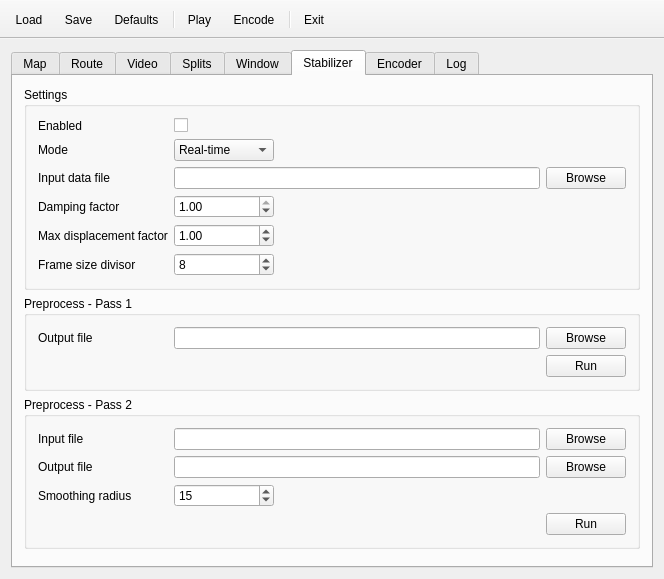
Before: the Qt Designer form src/MainWindow.ui in mikoro/orientview, drawn with Qt 5.
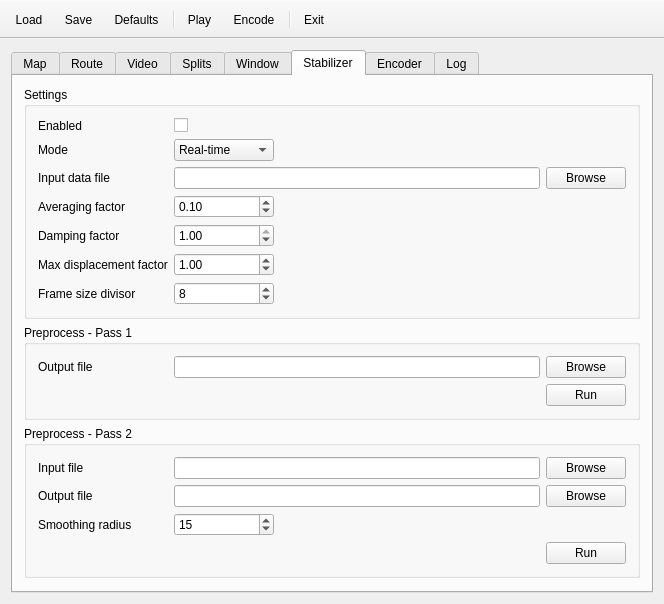
After: the same form once the commit is applied. The open tabs and pages were chosen to show the change. Icons and pictures are not drawn.

Diff of the .ui file:
```diff
--- a/src/MainWindow.ui
+++ b/src/MainWindow.ui
@@ -7,7 +7,7 @@
     <x>0</x>
     <y>0</y>
     <width>664</width>
-    <height>559</height>
+    <height>585</height>
    </rect>
   </property>
   <property name="sizePolicy">
@@ -43,7 +43,7 @@
        <enum>QTabWidget::North</enum>
       </property>
       <property name="currentIndex">
-       <number>0</number>
+       <number>6</number>
       </property>
       <property name="movable">
        <bool>false</bool>
@@ -1759,7 +1759,64 @@
            <string>Settings</string>
           </property>
           <layout class="QGridLayout" name="gridLayout_5">
-           <item row="5" column="1">
+           <item row="0" column="1">
+            <widget class="QCheckBox" name="checkBoxVideoStabilizerEnabled">
+             <property name="sizePolicy">
+              <sizepolicy hsizetype="MinimumExpanding" vsizetype="Fixed">
+               <horstretch>0</horstretch>
+               <verstretch>0</verstretch>
+              </sizepolicy>
+             </property>
+             <property name="maximumSize">
+              <size>
+               <width>100</width>
+               <height>16777215</height>
+              </size>
+             </property>
+             <property name="toolTip">
+              <string>Whether to enable video stabilization</string>
+             </property>
+             <property name="text">
+              <string/>
+             </property>
+             <property name="checked">
+              <bool>false</bool>
+             </property>
+            </widget>
+           </item>
+           <item row="3" column="2">
+            <widget class="QPushButton" name="pushButtonVideoStabilizerBrowseInputDataFile">
+             <property name="text">
+              <string>Browse</string>
+             </property>
+            </widget>
+           </item>
+           <item row="9" column="0">
+            <widget class="QLabel" name="label_34">
+             <property name="sizePolicy">
+              <sizepolicy hsizetype="MinimumExpanding" vsizetype="Preferred">
+               <horstretch>0</horstretch>
+               <verstretch>0</verstretch>
+              </sizepolicy>
+             </property>
+             <property name="minimumSize">
+              <size>
+               <width>0</width>
+               <height>0</height>
+              </size>
+             </property>
+             <property name="maximumSize">
+              <size>
+               <width>130</width>
+               <height>16777215</height>
+              </size>
+             </property>
+             <property name="text">
+              <string>Max displacement factor</string>
+             </property>
+            </widget>
+           </item>
+           <item row="8" column="1">
             <widget class="QDoubleSpinBox" name="doubleSpinBoxVideoStabilizerDampingFactor">
              <property name="sizePolicy">
               <sizepolicy hsizetype="MinimumExpanding" vsizetype="Fixed">
@@ -1790,13 +1847,6 @@
              </property>
             </widget>
            </item>
-           <item row="3" column="2">
-            <widget class="QPushButton" name="pushButtonVideoStabilizerBrowseInputDataFile">
-             <property name="text">
-              <string>Browse</string>
-             </property>
-            </widget>
-           </item>
            <item row="3" column="0">
             <widget class="QLabel" name="label_37">
              <property name="sizePolicy">
@@ -1822,31 +1872,6 @@
              </property>
             </widget>
            </item>
-           <item row="0" column="0">
-            <widget class="QLabel" name="label_11">
-             <property name="sizePolicy">
-              <sizepolicy hsizetype="MinimumExpanding" vsizetype="Preferred">
-               <horstretch>0</horstretch>
-               <verstretch>0</verstretch>
-              </sizepolicy>
-             </property>
-             <property name="minimumSize">
-              <size>
-               <width>0</width>
-               <height>0</height>
-              </size>
-             </property>
-             <property name="maximumSize">
-              <size>
-               <width>130</width>
-               <height>16777215</height>
-              </size>
-             </property>
-             <property name="text">
-              <string>Enabled</string>
-             </property>
-            </widget>
-           </item>
            <item row="1" column="1">
             <widget class="QComboBox" name="comboBoxVideoStabilizerMode">
              <property name="sizePolicy">
@@ -1876,31 +1901,6 @@
              </item>
             </widget>
            </item>
-           <item row="0" column="1">
-            <widget class="QCheckBox" name="checkBoxVideoStabilizerEnabled">
-             <property name="sizePolicy">
-              <sizepolicy hsizetype="MinimumExpanding" vsizetype="Fixed">
-               <horstretch>0</horstretch>
-               <verstretch>0</verstretch>
-              </sizepolicy>
-             </property>
-             <property name="maximumSize">
-              <size>
-               <width>100</width>
-               <height>16777215</height>
-              </size>
-             </property>
-             <property name="toolTip">
-              <string>Whether to enable video stabilization</string>
-             </property>
-             <property name="text">
-              <string/>
-             </property>
-             <property name="checked">
-              <bool>false</bool>
-             </property>
-            </widget>
-           </item>
            <item row="3" column="1">
             <widget class="QLineEdit" name="lineEditVideoStabilizerInputDataFile">
              <property name="toolTip">
@@ -1908,113 +1908,7 @@
              </property>
             </widget>
            </item>
-           <item row="5" column="0">
-            <widget class="QLabel" name="label_25">
-             <property name="sizePolicy">
-              <sizepolicy hsizetype="MinimumExpanding" vsizetype="Preferred">
-               <horstretch>0</horstretch>
-               <verstretch>0</verstretch>
-              </sizepolicy>
-             </property>
-             <property name="minimumSize">
-              <size>
-               <width>0</width>
-               <height>0</height>
-              </size>
-             </property>
-             <property name="maximumSize">
-              <size>
-               <width>130</width>
-               <height>16777215</height>
-              </size>
-             </property>
-             <property name="text">
-              <string>Damping factor</string>
-             </property>
-            </widget>
-           </item>
-           <item row="1" column="0">
-            <widget class="QLabel" name="label_39">
-             <property name="sizePolicy">
-              <sizepolicy hsizetype="MinimumExpanding" vsizetype="Preferred">
-               <horstretch>0</horstretch>
-               <verstretch>0</verstretch>
-              </sizepolicy>
-             </property>
-             <property name="minimumSize">
-              <size>
-               <width>0</width>
-               <height>0</height>
-              </size>
-             </property>
-             <property name="maximumSize">
-              <size>
-               <width>130</width>
-               <height>16777215</height>
-              </size>
-             </property>
-             <property name="text">
-              <string>Mode</string>
-             </property>
-            </widget>
-           </item>
-           <item row="6" column="0">
-            <widget class="QLabel" name="label_34">
-             <property name="sizePolicy">
-              <sizepolicy hsizetype="MinimumExpanding" vsizetype="Preferred">
-               <horstretch>0</horstretch>
-               <verstretch>0</verstretch>
-              </sizepolicy>
-             </property>
-             <property name="minimumSize">
-              <size>
-               <width>0</width>
-               <height>0</height>
-              </size>
-             </property>
-             <property name="maximumSize">
-              <size>
-               <width>130</width>
-               <height>16777215</height>
-              </size>
-             </property>
-             <property name="text">
-              <string>Max displacement factor</string>
-             </property>
-            </widget>
-           </item>
-           <item row="6" column="1">
-            <widget class="QDoubleSpinBox" name="doubleSpinBoxVideoStabilizerMaxDisplacementFactor">
-             <property name="sizePolicy">
-              <sizepolicy hsizetype="MinimumExpanding" vsizetype="Fixed">
-               <horstretch>0</horstretch>
-               <verstretch>0</verstretch>
-              </sizepolicy>
-             </property>
-             <property name="maximumSize">
-              <size>
-               <width>100</width>
-               <height>16777215</height>
-              </size>
-             </property>
-             <property name="toolTip">
-              <string>Decrease to hard limit the maximum frame displacement</string>
-             </property>
-             <property name="decimals">
-              <number>2</number>
-             </property>
-             <property name="maximum">
-              <double>99999.000000000000000</double>
-             </property>
-             <property name="singleStep">
-              <double>0.100000000000000</double>
-             </property>
-             <property name="value">
-              <double>1.000000000000000</double>
-             </property>
-            </widget>
-           </item>
-           <item row="7" column="1">
+           <item row="10" column="1">
             <widget class="QSpinBox" name="spinBoxVideoStabilizerFrameSizeDivisor">
              <property name="sizePolicy">
               <sizepolicy hsizetype="MinimumExpanding" vsizetype="Fixed">
@@ -2042,7 +1936,113 @@
              </property>
             </widget>
            </item>
-           <item row="7" column="0">
+           <item row="0" column="0">
+            <widget class="QLabel" name="label_11">
+             <property name="sizePolicy">
+              <sizepolicy hsizetype="MinimumExpanding" vsizetype="Preferred">
+               <horstretch>0</horstretch>
+               <verstretch>0</verstretch>
+              </sizepolicy>
+             </property>
+             <property name="minimumSize">
+              <size>
+               <width>0</width>
+               <height>0</height>
+              </size>
+             </property>
+             <property name="maximumSize">
+              <size>
+               <width>130</width>
+               <height>16777215</height>
+              </size>
+             </property>
+             <property name="text">
+              <string>Enabled</string>
+             </property>
+            </widget>
+           </item>
+           <item row="9" column="1">
+            <widget class="QDoubleSpinBox" name="doubleSpinBoxVideoStabilizerMaxDisplacementFactor">
+             <property name="sizePolicy">
+              <sizepolicy hsizetype="MinimumExpanding" vsizetype="Fixed">
+               <horstretch>0</horstretch>
+               <verstretch>0</verstretch>
+              </sizepolicy>
+             </property>
+             <property name="maximumSize">
+              <size>
+               <width>100</width>
+               <height>16777215</height>
+              </size>
+             </property>
+             <property name="toolTip">
+              <string>Decrease to hard limit the maximum frame displacement</string>
+             </property>
+             <property name="decimals">
+              <number>2</number>
+             </property>
+             <property name="maximum">
+              <double>99999.000000000000000</double>
+             </property>
+             <property name="singleStep">
+              <double>0.100000000000000</double>
+             </property>
+             <property name="value">
+              <double>1.000000000000000</double>
+             </property>
+            </widget>
+           </item>
+           <item row="1" column="0">
+            <widget class="QLabel" name="label_39">
+             <property name="sizePolicy">
+              <sizepolicy hsizetype="MinimumExpanding" vsizetype="Preferred">
+               <horstretch>0</horstretch>
+               <verstretch>0</verstretch>
+              </sizepolicy>
+             </property>
+             <property name="minimumSize">
+              <size>
+               <width>0</width>
+               <height>0</height>
+              </size>
+             </property>
+             <property name="maximumSize">
+              <size>
+               <width>130</width>
+               <height>16777215</height>
+              </size>
+             </property>
+             <property name="text">
+              <string>Mode</string>
+             </property>
+            </widget>
+           </item>
+           <item row="8" column="0">
+            <widget class="QLabel" name="label_25">
+             <property name="sizePolicy">
+              <sizepolicy hsizetype="MinimumExpanding" vsizetype="Preferred">
+               <horstretch>0</horstretch>
+               <verstretch>0</verstretch>
+              </sizepolicy>
+             </property>
+             <property name="minimumSize">
+              <size>
+               <width>0</width>
+               <height>0</height>
+              </size>
+             </property>
+             <property name="maximumSize">
+              <size>
+               <width>130</width>
+               <height>16777215</height>
+              </size>
+             </property>
+             <property name="text">
+              <string>Damping factor</string>
+             </property>
+            </widget>
+           </item>
+           <item row="10" column="0">
             <widget class="QLabel" name="label_14">
              <property name="sizePolicy">
               <sizepolicy hsizetype="MinimumExpanding" vsizetype="Preferred">
@@ -2067,6 +2067,62 @@
              </property>
             </widget>
            </item>
+           <item row="7" column="1">
+            <widget class="QDoubleSpinBox" name="doubleSpinBoxVideoStabilizerAveragingFactor">
+             <property name="sizePolicy">
+              <sizepolicy hsizetype="MinimumExpanding" vsizetype="Fixed">
+               <horstretch>0</horstretch>
+               <verstretch>0</verstretch>
+              </sizepolicy>
+             </property>
+             <property name="maximumSize">
+              <size>
+               <width>100</width>
+               <height>16777215</height>
+              </size>
+             </property>
+             <property name="toolTip">
+              <string>Used with real-time mode - lower means better reaction to movements but worse centering</string>
+             </property>
+             <property name="decimals">
+              <number>2</number>
+             </property>
+             <property name="maximum">
+              <double>1.000000000000000</double>
+             </property>
+             <property name="singleStep">
+              <double>0.100000000000000</double>
+             </property>
+             <property name="value">
+              <double>0.100000000000000</double>
+             </property>
+            </widget>
+           </item>
+           <item row="7" column="0">
+            <widget class="QLabel" name="label_41">
+             <property name="sizePolicy">
+              <sizepolicy hsizetype="MinimumExpanding" vsizetype="Preferred">
+               <horstretch>0</horstretch>
+               <verstretch>0</verstretch>
+              </sizepolicy>
+             </property>
+             <property name="minimumSize">
+              <size>
+               <width>0</width>
+               <height>0</height>
+              </size>
+             </property>
+             <property name="maximumSize">
+              <size>
+               <width>130</width>
+               <height>16777215</height>
+              </size>
+             </property>
+             <property name="text">
+              <string>Averaging factor</string>
+             </property>
+            </widget>
+           </item>
           </layout>
          </widget>
         </item>
```
Left out of the diff: 1 changed line with no effect on the pictures.
